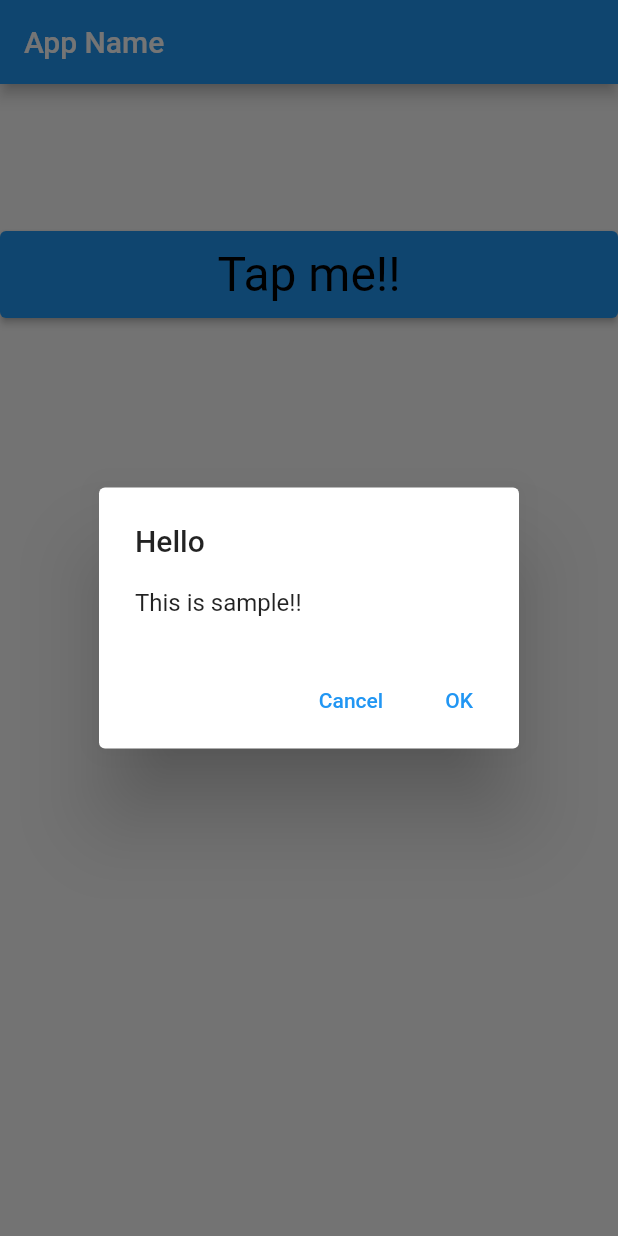
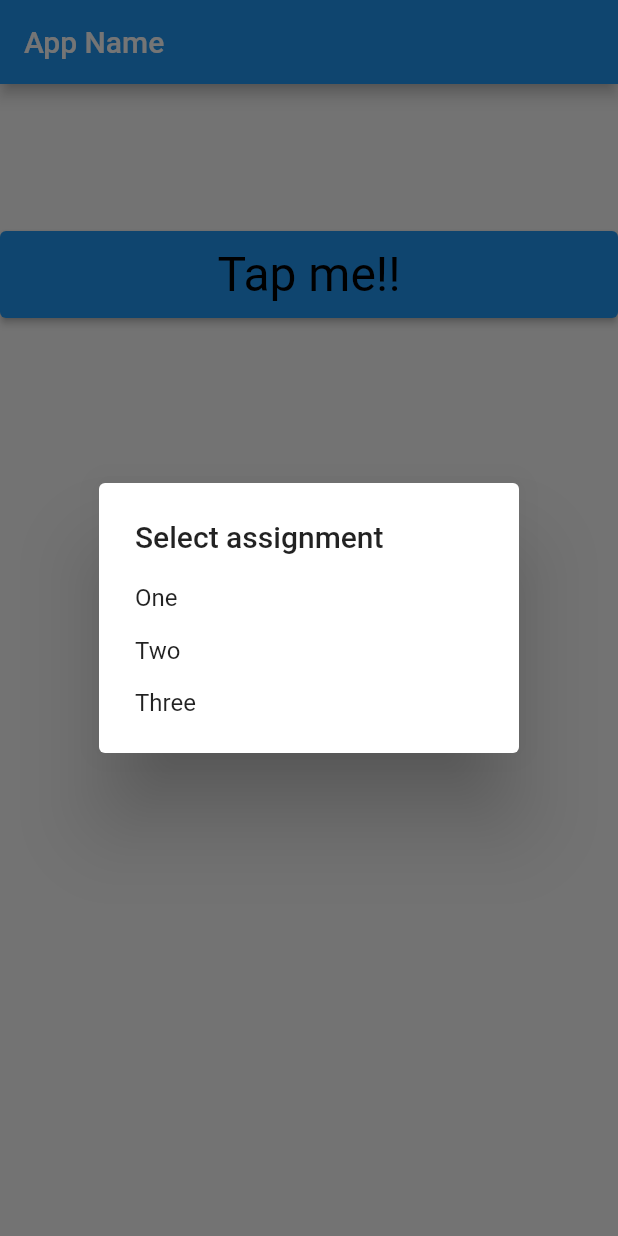
Before and after one commit to Sho-Nagato/flutter-training, a Flutter app: the screen it shows after launch, after a tap on "Tap me!!", on a phone screen of 412 x 824 dp. Run offline on Flutter 3.47's test engine with Material 2 defaults, Android fonts, the phone set to English and light mode, and no system bars.

```diff
--- a/lib/main.dart
+++ b/lib/main.dart
@@ -86,17 +86,20 @@ class _MyHomePageState extends State<MyHomePage> {
   void buttonPressed(){
     showDialog(
       context: context,
-      builder: (BuildContext context) => AlertDialog(
-        title: const Text("Hello"),
-        content: const Text("This is sample!!"),
-        actions: [
-          TextButton(
-            child: const Text("Cancel"),
-            onPressed: () => Navigator.pop<String>(context, "Cancel"),
+      builder: (BuildContext context) => SimpleDialog(
+        title: const Text("Select assignment"),
+        children: [
+          SimpleDialogOption(
+            child: const Text("One"),
+            onPressed: () => Navigator.pop<String>(context, "One"),
           ),
-          TextButton(
-            child: const Text("OK"),
-            onPressed: () => Navigator.pop<String>(context, "OK"),
+          SimpleDialogOption(
+            child: const Text("Two"),
+            onPressed: () => Navigator.pop<String>(context, "Two"),
+          ),
+          SimpleDialogOption(
+            child: const Text("Three"),
+            onPressed: () => Navigator.pop<String>(context, "Three"),
           ),
         ],
       )
```
